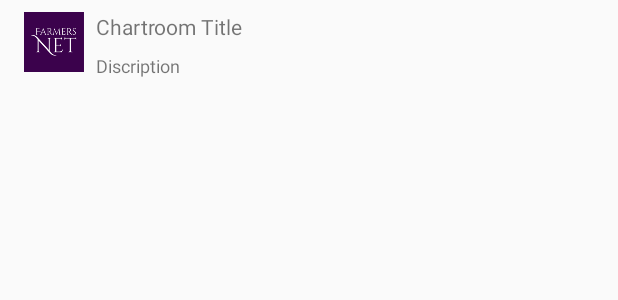
After one commit to Mubangizi/Farmers-Net, an Android app: the layout chartroom_layout.xml on its own in the app's theme, with its tools: preview values and no code run, on a phone screen of 412 x 824 dp. The commit adds this screen. Shown: the top 300 px of the screen. Run offline under Robolectric (Android 15) with nearby library versions, the light colour scheme and no system bars.

Commit message:
starting on chartrooms

```diff
--- /dev/null
+++ b/app/src/main/res/layout/chartroom_layout.xml
@@ -0,0 +1,40 @@
+<?xml version="1.0" encoding="utf-8"?>
+<android.support.constraint.ConstraintLayout xmlns:android="http://schemas.android.com/apk/res/android"
+    xmlns:app="http://schemas.android.com/apk/res-auto"
+    xmlns:tools="http://schemas.android.com/tools"
+    android:layout_width="match_parent"
+    android:layout_height="wrap_content">
+
+    <ImageView
+        android:id="@+id/chartroom_imageView"
+        android:layout_width="40dp"
+        android:layout_height="40dp"
+        android:layout_marginStart="16dp"
+        android:layout_marginTop="8dp"
+        app:layout_constraintStart_toStartOf="parent"
+        app:layout_constraintTop_toTopOf="parent"
+        app:srcCompat="@drawable/farm_logo" />
+
+    <TextView
+        android:id="@+id/chartroom_title_textView"
+        android:layout_width="wrap_content"
+        android:layout_height="wrap_content"
+        android:layout_marginStart="8dp"
+        android:layout_marginTop="8dp"
+        android:text="@string/chartroom_title"
+        app:layout_constraintStart_toEndOf="@+id/chartroom_imageView"
+        app:layout_constraintTop_toTopOf="parent" />
+
+    <TextView
+        android:id="@+id/Chartroom_description_textViews"
+        android:layout_width="wrap_content"
+        android:layout_height="wrap_content"
+        android:layout_marginStart="8dp"
+        android:layout_marginTop="8dp"
+        android:layout_marginBottom="8dp"
+        android:text="@string/discription"
+        android:textSize="12sp"
+        app:layout_constraintBottom_toBottomOf="parent"
+        app:layout_constraintStart_toEndOf="@+id/chartroom_imageView"
+        app:layout_constraintTop_toBottomOf="@+id/chartroom_title_textView" />
+</android.support.constraint.ConstraintLayout>
--- a/app/src/main/res/layout/fragment_chartroom_layout.xml
+++ b/app/src/main/res/layout/fragment_chartroom_layout.xml
@@ -6,13 +6,16 @@
     android:layout_width="match_parent"
     android:layout_height="match_parent">
 
-    <TextView
-        android:id="@+id/textView2"
-        android:layout_width="wrap_content"
-        android:layout_height="0dp"
-        android:layout_marginStart="24dp"
-        android:layout_marginTop="16dp"
-        android:text="@string/chartroom"
+    <android.support.v7.widget.RecyclerView
+        android:id="@+id/chartroom_recyclerView"
+        android:layout_width="395dp"
+        android:layout_height="715dp"
+        android:layout_marginStart="8dp"
+        android:layout_marginTop="8dp"
+        android:layout_marginEnd="8dp"
+        android:layout_marginBottom="8dp"
+        app:layout_constraintBottom_toBottomOf="parent"
+        app:layout_constraintEnd_toEndOf="parent"
         app:layout_constraintStart_toStartOf="parent"
         app:layout_constraintTop_toTopOf="parent" />
 </android.support.constraint.ConstraintLayout>
--- a/app/src/main/res/values/strings.xml
+++ b/app/src/main/res/values/strings.xml
@@ -33,4 +33,6 @@
     <string name="number">+256</string>
     <string name="register">Register</string>
     <string name="uploadImage">Upload Profile Image</string>
+    <string name="chartroom_title">Chartroom Title</string>
+    <string name="discription">Discription</string>
 </resources>
```
